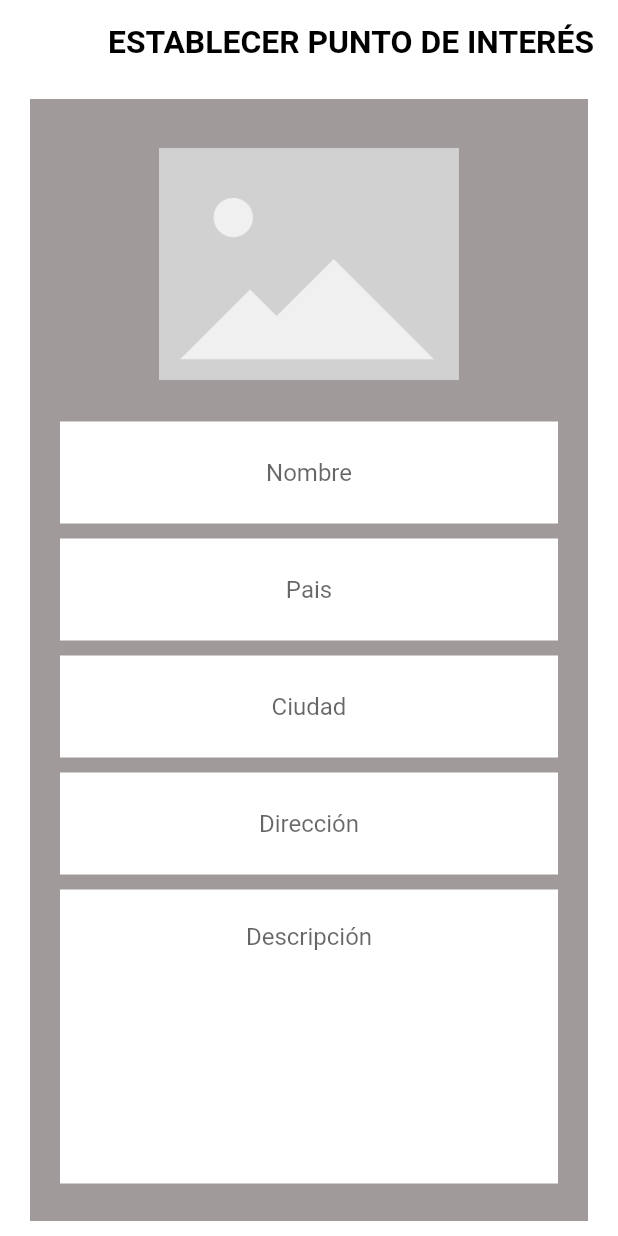
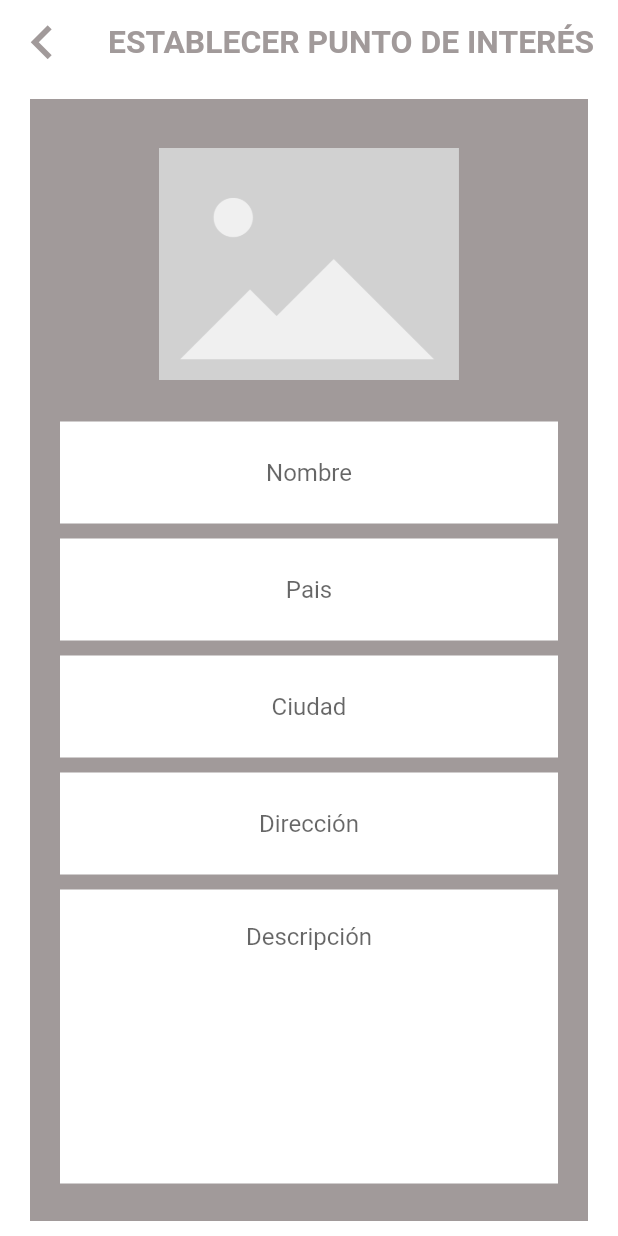
Before and after one commit to ISPP-G8/FindMyFun, a Flutter app: the EventPointCreationScreen screen opened by its route, on a phone screen of 412 x 824 dp. Run offline on Flutter 3.47's test engine with Material 2 defaults, Android fonts, the phone set to English and light mode, and no system bars; our stand-ins replace cached_network_image, firebase_auth, firebase_core, google_maps_flutter, image_picker; missing offline and left inert: multiselect; accounts and stored records are empty.

Commit message:
fix: arregla conflictos con develop

```diff
--- a/lib/screens/access_screen.dart
+++ b/lib/screens/access_screen.dart
@@ -21,8 +21,6 @@ class AccessScreen extends StatelessWidget {
           children: const [
             AccessView(),
             LoginView(),
-            ProfileDetailsView(),
-            PreferencesView()
           ]),
     ));
   }
--- a/lib/screens/event_point_creation_screen.dart
+++ b/lib/screens/event_point_creation_screen.dart
@@ -37,13 +37,20 @@ class _EventPointCreationScreenState extends State<EventPointCreationScreen> {
     final usersService = Provider.of<UsersService>(context);
     return Scaffold(
         appBar: AppBar(
+        leading: GestureDetector(
+            onTap: () => Navigator.pop(context),
+            child: const Icon(
+              Icons.chevron_left,
+              size: 45,
+              color: ProjectColors.secondary,
+            )),
           elevation: 0,
           title: const FittedBox(
             child: Text(
               'ESTABLECER PUNTO DE INTERÉS',
               style: TextStyle(
                   fontSize: 25,
-                  color: Colors.black,
+                  color: ProjectColors.secondary,
                   fontWeight: FontWeight.bold),
             ),
           ),
@@ -139,6 +146,7 @@ class _EventPointCreationScreenState extends State<EventPointCreationScreen> {
 
                                 // ignore: use_build_context_synchronously
                                 Navigator.pop(context);
+                                // ignore: use_build_context_synchronously
                                 Navigator.pop(context);
                               }
                             },
@@ -175,7 +183,7 @@ class _Button extends StatelessWidget {
           alignment: Alignment.center,
           color: ProjectColors.buttonColor,
           width: size.width * 0.4,
-          height: 80,
+          height: 90,
           padding: const EdgeInsets.all(10),
           child: Text(
             title,
--- a/lib/views/access/login_view.dart
+++ b/lib/views/access/login_view.dart
@@ -23,10 +23,12 @@ class LoginView extends StatelessWidget {
             leading: GestureDetector(
                 onTap: () => pageViewController.animateToPage(0,
                     duration: const Duration(milliseconds: 500),
-                    curve: Curves.easeInOut),
+                    curve: Curves.easeInOut
+                  ),
                 child: const Icon(
                   Icons.chevron_left,
                   size: 45,
+                  color: ProjectColors.secondary,
                 )),
             // backgroundColor: ProjectColors.primary,
             elevation: 0,
--- a/lib/views/settings/settings_view.dart
+++ b/lib/views/settings/settings_view.dart
@@ -35,7 +35,7 @@ class SettingsView extends StatelessWidget {
                 await AuthService().signOut();
                 Navigator.pushNamed(context, 'eventpointcreation');
               },
-              child: CustomButton(text: 'Crear punto de event')),
+              child: const CustomButton(text: 'Crear punto de evento')),
         ),
         GestureDetector(
             onTap: () async {
```
Also changed, not shown: pubspec.lock.
